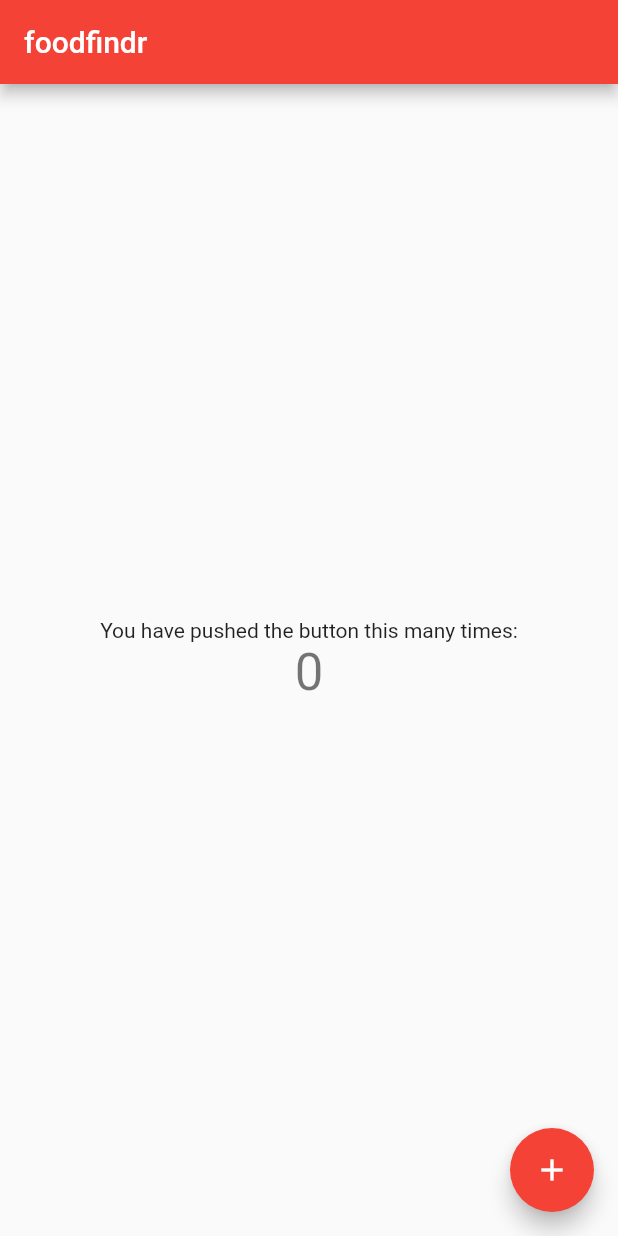
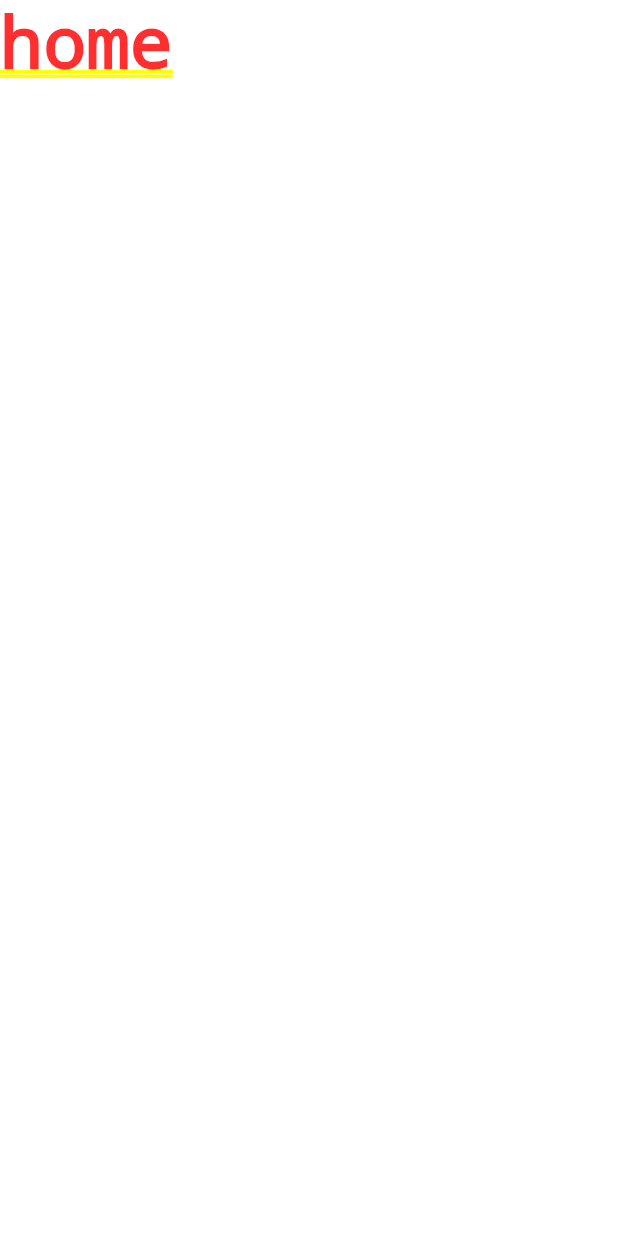
Before and after one commit to eric-li18/foodfindr, a Flutter app: the screen it shows after launch, on a phone screen of 412 x 824 dp. Run offline on Flutter 3.47's test engine with Material 2 defaults, Android fonts, the phone set to English and light mode, and no system bars.

Commit message:
Added some app structure starter code. Refer to net ninja flutter/firebase #3 if you don't understand

```diff
--- a/lib/main.dart
+++ b/lib/main.dart
@@ -1,110 +1,14 @@
 import 'package:flutter/material.dart';
+import 'package:foodfindr/screens/wrapper.dart';
 
 void main() => runApp(MyApp());
+
 class MyApp extends StatelessWidget {
   // This widget is the root of your application.
   @override
   Widget build(BuildContext context) {
     return MaterialApp(
-      title: 'foodfindr',
-      theme: ThemeData(
-        // This is the theme of your application.
-        //
-        // Try running your application with "flutter run". You'll see the
-        // application has a blue toolbar. Then, without quitting the app, try
-        // changing the primarySwatch below to Colors.green and then invoke
-        // "hot reload" (press "r" in the console where you ran "flutter run",
-        // or simply save your changes to "hot reload" in a Flutter IDE).
-        // Notice that the counter didn't reset back to zero; the application
-        // is not restarted.
-        primarySwatch: Colors.red,
-      ),
-      home: MyHomePage(title: 'foodfindr'),
+      home: Wrapper(),
     );
   }
 }
-
-class MyHomePage extends StatefulWidget {
-  MyHomePage({Key key, this.title}) : super(key: key);
-
-  // This widget is the home page of your application. It is stateful, meaning
-  // that it has a State object (defined below) that contains fields that affect
-  // how it looks.
-
-  // This class is the configuration for the state. It holds the values (in this
-  // case the title) provided by the parent (in this case the App widget) and
-  // used by the build method of the State. Fields in a Widget subclass are
-  // always marked "final".
-
-  final String title;
-
-  @override
-  _MyHomePageState createState() => _MyHomePageState();
-}
-
-class _MyHomePageState extends State<MyHomePage> {
-  int _counter = 0;
-
-  void _incrementCounter() {
-    setState(() {
-      // This call to setState tells the Flutter framework that something has
-      // changed in this State, which causes it to rerun the build method below
-      // so that the display can reflect the updated values. If we changed
-      // _counter without calling setState(), then the build method would not be
-      // called again, and so nothing would appear to happen.
-      _counter++;
-    });
-  }
-
-  @override
-  Widget build(BuildContext context) {
-    // This method is rerun every time setState is called, for instance as done
-    // by the _incrementCounter method above.
-    //
-    // The Flutter framework has been optimized to make rerunning build methods
-    // fast, so that you can just rebuild anything that needs updating rather
-    // than having to individually change instances of widgets.
-    return Scaffold(
-      appBar: AppBar(
-        // Here we take the value from the MyHomePage object that was created by
-        // the App.build method, and use it to set our appbar title.
-        title: Text(widget.title),
-      ),
-      body: Center(
-        // Center is a layout widget. It takes a single child and positions it
-        // in the middle of the parent.
-        child: Column(
-          // Column is also a layout widget. It takes a list of children and
-          // arranges them vertically. By default, it sizes itself to fit its
-          // children horizontally, and tries to be as tall as its parent.
-          //
-          // Invoke "debug painting" (press "p" in the console, choose the
-          // "Toggle Debug Paint" action from the Flutter Inspector in Android
-          // Studio, or the "Toggle Debug Paint" command in Visual Studio Code)
-          // to see the wireframe for each widget.
-          //
-          // Column has various properties to control how it sizes itself and
-          // how it positions its children. Here we use mainAxisAlignment to
-          // center the children vertically; the main axis here is the vertical
-          // axis because Columns are vertical (the cross axis would be
-          // horizontal).
-          mainAxisAlignment: MainAxisAlignment.center,
-          children: <Widget>[
-            Text(
-              'You have pushed the button this many times:',
-            ),
-            Text(
-              '$_counter',
-              style: Theme.of(context).textTheme.display1,
-            ),
-          ],
-        ),
-      ),
-      floatingActionButton: FloatingActionButton(
-        onPressed: _incrementCounter,
-        tooltip: 'Increment',
-        child: Icon(Icons.add),
-      ), // This trailing comma makes auto-formatting nicer for build methods.
-    );
-  }
-}
--- /dev/null
+++ b/lib/screens/authenticate/authenticate.dart
@@ -0,0 +1,15 @@
+import 'package:flutter/material.dart';
+
+class Authenticate extends StatefulWidget {
+  @override
+  _AuthenticateState createState() => _AuthenticateState();
+}
+
+class _AuthenticateState extends State<Authenticate> {
+  @override
+  Widget build(BuildContext context) {
+    return Container(
+      child: Text('authenticate'),
+    );
+  }
+}
--- /dev/null
+++ b/lib/screens/home/home.dart
@@ -0,0 +1,10 @@
+import 'package:flutter/material.dart';
+
+class Home extends StatelessWidget {
+  @override
+  Widget build(BuildContext context) {
+    return Container(
+      child: Text('home'),
+    );
+  }
+}
--- /dev/null
+++ b/lib/screens/wrapper.dart
@@ -0,0 +1,10 @@
+import 'package:flutter/material.dart';
+import 'package:foodfindr/screens/home/home.dart';
+
+class Wrapper extends StatelessWidget {
+  @override
+  Widget build(BuildContext context) {
+    // return either Home or Authenticate widget
+    return Home();
+  }
+}
```
